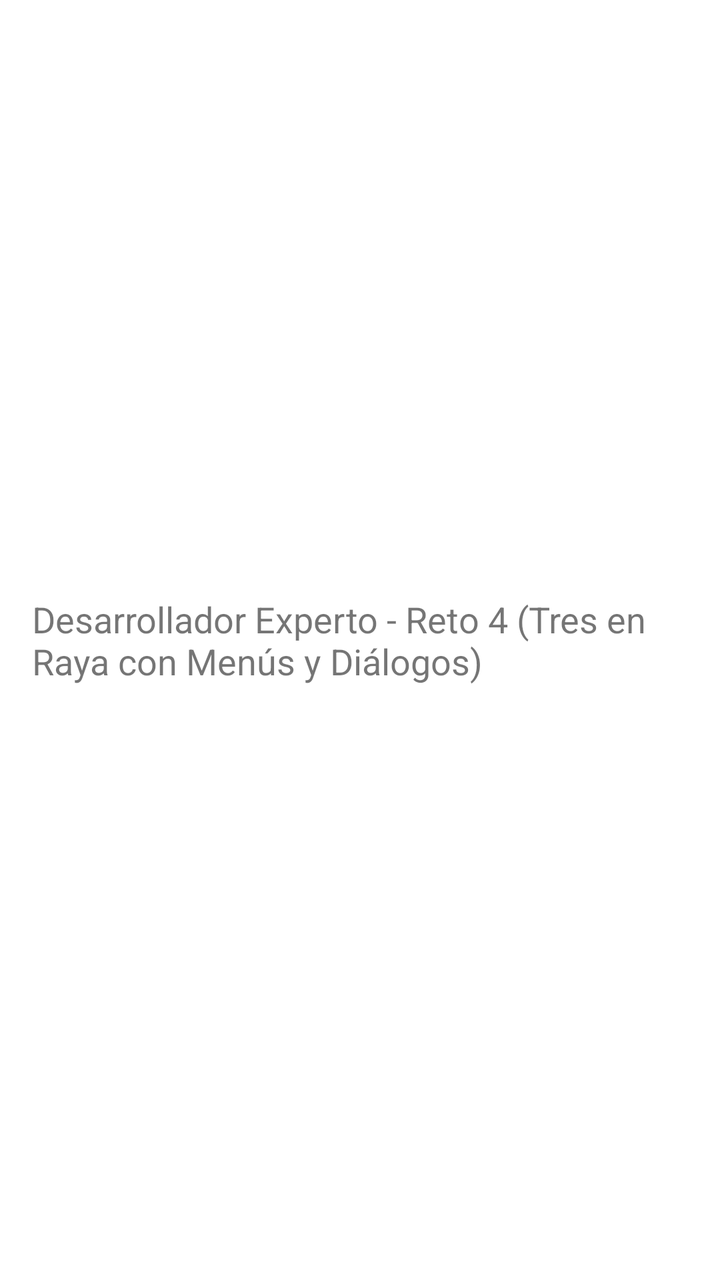
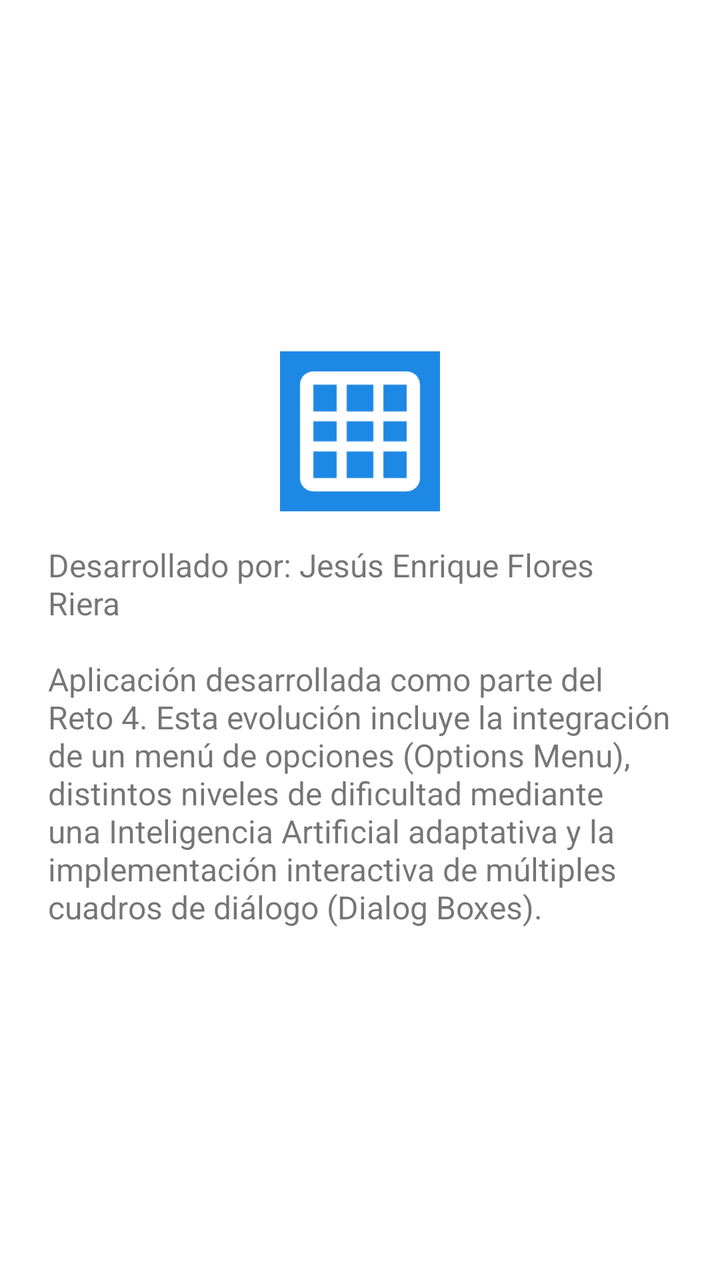

Compare the two renders of this Android layout. The source of the first and the diff that turns it into the second are given below.
<!-- AndroidManifest.xml: application theme Theme.BasicTicTacToe -->
<!-- res/layout/about_dialog.xml -->
<?xml version="1.0" encoding="utf-8"?>
<LinearLayout xmlns:android="http://schemas.android.com/apk/res/android"
    android:layout_width="match_parent"
    android:layout_height="match_parent"
    android:orientation="vertical"
    android:padding="16dp"
    android:gravity="center">

    <TextView
        android:layout_width="wrap_content"
        android:layout_height="wrap_content"
        android:text="@string/about_text"
        android:textSize="18sp"
        android:textAlignment="center"/>

</LinearLayout>
<!-- resources referenced by this layout -->
<resources>
  <string name="about_text">Desarrollador Experto - Reto 4 (Tres en Raya con Menús y Diálogos)</string>
  <style name="Theme.BasicTicTacToe" parent="Theme.MaterialComponents.DayNight.DarkActionBar">
          <item name="colorPrimary">@color/purple_500</item>
          <item name="colorPrimaryVariant">@color/purple_700</item>
          <item name="colorOnPrimary">@color/white</item>
          <item name="colorSecondary">@color/teal_200</item>
          <item name="colorSecondaryVariant">@color/teal_700</item>
          <item name="colorOnSecondary">@color/black</item>
      </style>
  <color name="purple_500">#6200EE</color>
  <color name="purple_700">#3700B3</color>
  <color name="white">#FFFFFFFF</color>
  <color name="teal_200">#03DAC5</color>
  <color name="teal_700">#018786</color>
  <color name="black">#FF000000</color>
</resources>

<!-- the commit's change to res/layout/about_dialog.xml (unified diff, before → after) -->
@@ -3,14 +3,21 @@
     android:layout_width="match_parent"
     android:layout_height="match_parent"
     android:orientation="vertical"
-    android:padding="16dp"
+    android:padding="24dp"
     android:gravity="center">
+
+    <ImageView
+        android:layout_width="80dp"
+        android:layout_height="80dp"
+        android:src="@drawable/ic_tictactoe_logo"
+        android:layout_marginBottom="16dp"
+        android:contentDescription="Logo del juego" />
 
     <TextView
         android:layout_width="wrap_content"
         android:layout_height="wrap_content"
         android:text="@string/about_text"
-        android:textSize="18sp"
+        android:textSize="16sp"
         android:textAlignment="center"/>
 
 </LinearLayout>
<!-- resource entries referenced after the edit -->
@@ -1,6 +1,19 @@
 <!-- resources referenced by this layout -->
 <resources>
-  <string name="about_text">Desarrollador Experto - Reto 4 (Tres en Raya con Menús y Diálogos)</string>
+  <!-- drawable ic_tictactoe_logo (drawable) -->
+  <vector xmlns:android="http://schemas.android.com/apk/res/android"
+      android:width="108dp"
+      android:height="108dp"
+      android:viewportWidth="24"
+      android:viewportHeight="24">
+      <path
+          android:fillColor="#1E88E5"
+          android:pathData="M0,0h24v24H0z" />
+      <path
+          android:fillColor="#FFFFFF"
+          android:pathData="M19,3H5c-1.1,0 -2,0.9 -2,2v14c0,1.1 0.9,2 2,2h14c1.1,0 2,-0.9 2,-2V5c0,-1.1 -0.9,-2 -2,-2zM14,19h-4v-4h4v4zM14,13.5h-4v-3h4v3zM14,9h-4V5h4v4zM8.5,19H5v-4h3.5v4zM8.5,13.5H5v-3h3.5v3zM8.5,9H5V5h3.5v4zM19,19h-3.5v-4H19v4zM19,13.5h-3.5v-3H19v3zM19,9h-3.5V5H19v4z" />
+  </vector>
+  <string name="about_text">Desarrollado por: Jesús Enrique Flores Riera\n\nAplicación desarrollada como parte del Reto 4. Esta evolución incluye la integración de un menú de opciones (Options Menu), distintos niveles de dificultad mediante una Inteligencia Artificial adaptativa y la implementación interactiva de múltiples cuadros de diálogo (Dialog Boxes).</string>
   <style name="Theme.BasicTicTacToe" parent="Theme.MaterialComponents.DayNight.DarkActionBar">
           <item name="colorPrimary">@color/purple_500</item>
           <item name="colorPrimaryVariant">@color/purple_700</item>
